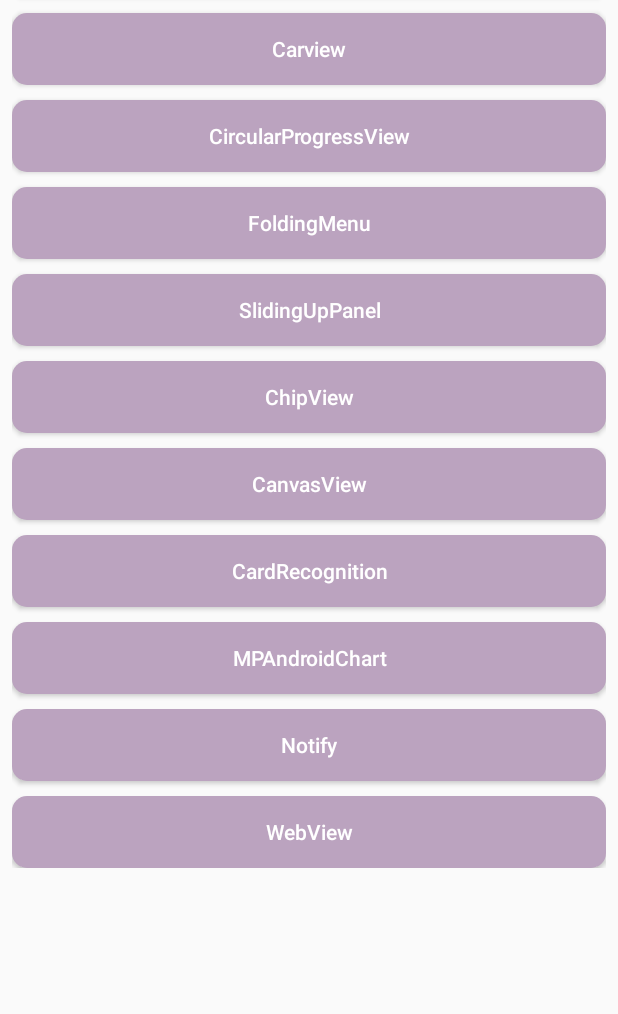
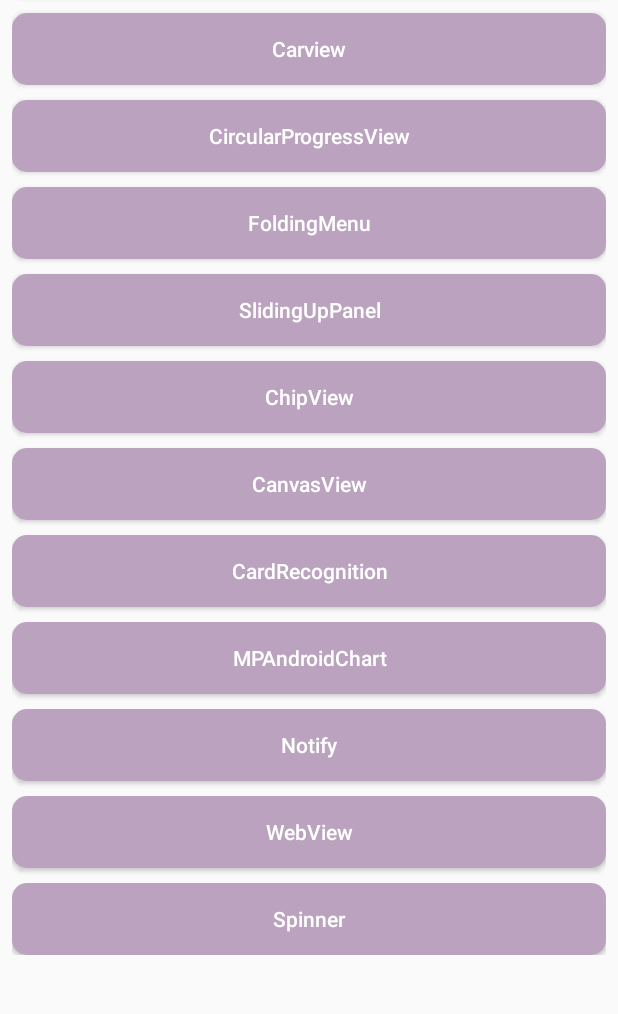
Before and after one commit to peng093/andoridAitPeople, an Android app: the MainActivity screen opened directly, with no data from a screen before it, on a phone screen of 412 x 824 dp, the part 101-1115 px from its top. Run offline under Robolectric (Android 15) with nearby library versions, the phone set to English and light mode, and no system bars; libraries missing offline, so code that uses them is left out: com.yw.game; 2 statements that could not run were skipped.

Commit message:
1.增加下拉框选择器

```diff
--- a/app/build.gradle
+++ b/app/build.gradle
@@ -61,4 +61,6 @@ dependencies {
     implementation 'com.github.PhilJay:MPAndroidChart:v3.0.3'
     // 应用内悬浮窗
     implementation 'com.yw.game.floatmenu:FloatMenu:2.0.1'
+    // 下拉组件
+    implementation 'com.weiwangcn.betterspinner:library-material:1.1.0'
 }
--- a/app/src/main/AndroidManifest.xml
+++ b/app/src/main/AndroidManifest.xml
@@ -43,6 +43,7 @@
         <activity android:name=".ui.notify.Notify"></activity>
         <activity android:name=".ui.notify.OtherActivity"></activity>
         <activity android:name=".ui.webview.WebView"></activity>
+        <activity android:name=".ui.betterspinner.Spinner"></activity>
     </application>
 
 </manifest>
--- a/app/src/main/java/com/example/atpeople/myapplication/main/MainActivity.java
+++ b/app/src/main/java/com/example/atpeople/myapplication/main/MainActivity.java
@@ -4,6 +4,7 @@ import android.app.Activity;
 import android.content.Intent;
 import android.graphics.BitmapFactory;
 import android.graphics.Color;
+import android.graphics.drawable.Drawable;
 import android.os.Handler;
 import android.os.Looper;
 import android.support.v7.app.AppCompatActivity;
@@ -17,7 +18,7 @@ import android.widget.Toast;
 
 import com.example.atpeople.myapplication.R;
 import com.example.atpeople.myapplication.atpeople.AitPeople;
-import com.example.atpeople.myapplication.ui.camera.SmartsCamera;
+import com.example.atpeople.myapplication.ui.betterspinner.Spinner;
 import com.example.atpeople.myapplication.ui.canvas.CanvasView;
 import com.example.atpeople.myapplication.ui.cardrecognition.CardRecognition;
 import com.example.atpeople.myapplication.ui.chart.MPAndroidChart;
@@ -41,24 +42,22 @@ public class MainActivity extends AppCompatActivity implements View.OnClickListe
     private ViewGroup mListView;
     /**悬浮窗*/
     FloatLogoMenu mFloatMenu;
-    FloatLogoMenu mFloatMenu1;
     ArrayList<FloatItem> itemList = new ArrayList<>();
     private Activity mActivity;
-
     String HOME = "首页";
     String FEEDBACK = "客服";
     String MESSAGE = "消息";
-
     String[] MENU_ITEMS = {HOME, FEEDBACK, MESSAGE};
-
     private int[] menuIcons = new int[]{R.drawable.yw_menu_account, R.drawable.yw_menu_fb, R.drawable.yw_menu_msg};
-
+    Drawable bg_color;
 
     @Override
     protected void onCreate(Bundle savedInstanceState) {
         super.onCreate(savedInstanceState);
         setContentView(R.layout.activity_main);
         mListView =findViewById(R.id.list);
+        int radus=BackgroundColorUtil.dip2px(this,10);
+        bg_color= BackgroundColorUtil.getRandomColorDrawable(radus,true,1);
         addDemo("AitPeople", AitPeople.class);
         addDemo("Carview", Carview.class);
         addDemo("CircularProgressView", CircularProgressView.class);
@@ -70,6 +69,7 @@ public class MainActivity extends AppCompatActivity implements View.OnClickListe
         addDemo("MPAndroidChart", MPAndroidChart.class);
         addDemo("Notify", Notify.class);
         addDemo("WebView", WebView.class);
+        addDemo("Spinner", Spinner.class);
         initFloatMenu();
     }
 
@@ -82,8 +82,7 @@ public class MainActivity extends AppCompatActivity implements View.OnClickListe
         b.setTag(activityClass);
         b.setTextColor(Color.WHITE);
         b.setAllCaps(false);
-        int radus=BackgroundColorUtil.dip2px(this,10);
-        b.setBackground(BackgroundColorUtil.getRandomColorDrawable(radus,true,1));
+        b.setBackground(bg_color);
         b.setOnClickListener(this);
         mListView.addView(b);
     }
@@ -102,7 +101,8 @@ public class MainActivity extends AppCompatActivity implements View.OnClickListe
         }
         mFloatMenu = new FloatLogoMenu.Builder()
                 .withActivity(mActivity)
-                //.withContext(mActivity.getApplication())//这个在7.0（包括7.0）以上以及大部分7.0以下的国产手机上需要用户授权，需要搭配<uses-permission android:name="android.permission.SYSTEM_ALERT_WINDOW"/>
+                // 如果是要系统级的悬浮窗，需要动态申请悬浮于其他app上层的权限，否则无效果
+                //.withContext(mActivity.getApplication())
                 .logo(BitmapFactory.decodeResource(getResources(), R.drawable.yw_game_logo))
                 .drawCicleMenuBg(true)
                 .backMenuColor(0xffe4e3e1)
--- a/app/src/main/java/com/example/atpeople/myapplication/util/UtilMoreText.java
+++ b/app/src/main/java/com/example/atpeople/myapplication/util/UtilMoreText.java
@@ -1,17 +1,13 @@
 package com.example.atpeople.myapplication.util;
 
 import android.graphics.Typeface;
-import android.graphics.drawable.Drawable;
 import android.text.SpannableString;
 import android.text.Spanned;
 import android.text.TextPaint;
 import android.text.method.LinkMovementMethod;
 import android.text.style.ClickableSpan;
-import android.util.Log;
 import android.view.View;
 import android.widget.TextView;
-
-import com.example.atpeople.myapplication.AppStart;
 
 
 /**
```
Also changed, not shown: app/src/main/java/com/example/atpeople/myapplication/ui/betterspinner/Spinner.java (added, +32 -0 lines), app/src/main/res/layout/better_spinner.xml (added, +17 -0 lines).
